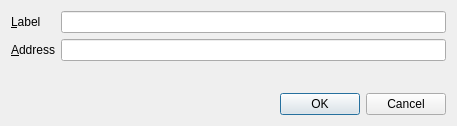
Old version of the form src/qt/forms/editaddressdialog.ui in the repository EverGreenCoinDev/EverGreenCoin.
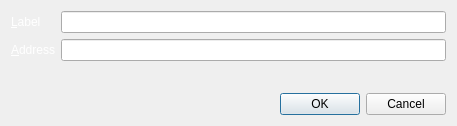
New version of the form.

What changed in the file:
```diff
--- a/src/qt/forms/editaddressdialog.ui
+++ b/src/qt/forms/editaddressdialog.ui
@@ -21,6 +21,9 @@
      </property>
      <item row="0" column="0">
       <widget class="QLabel" name="label">
+       <property name="styleSheet">
+        <string notr="true">color: #ffffff;</string>
+       </property>
        <property name="text">
         <string>&amp;Label</string>
        </property>
@@ -38,6 +41,9 @@
      </item>
      <item row="1" column="0">
       <widget class="QLabel" name="label_2">
+       <property name="styleSheet">
+        <string notr="true">color: #ffffff;</string>
+       </property>
        <property name="text">
         <string>&amp;Address</string>
        </property>
```
Left out of the diff: 6 changed lines with no effect on the pictures.
